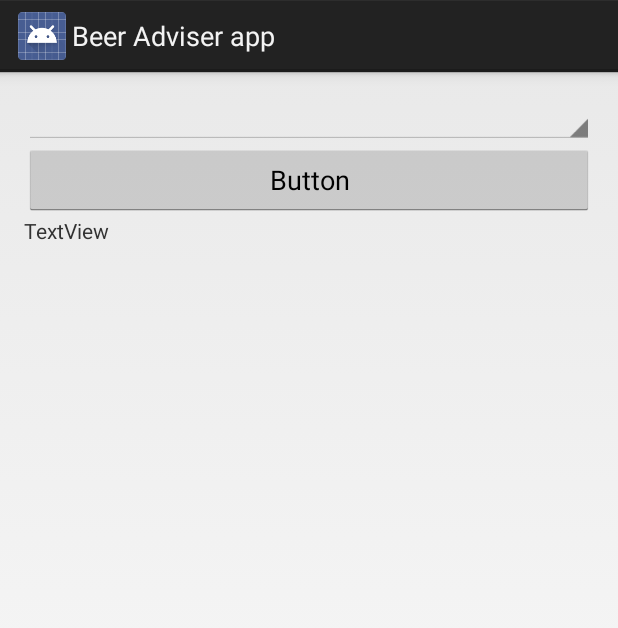
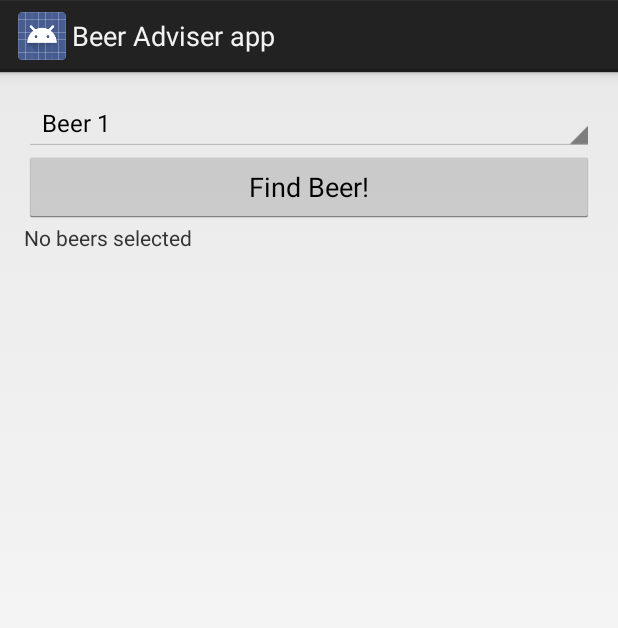
Before and after one commit to vin7974/BeerAdviserapp, an Android app: the screen it shows after launch (FindBeerActivity), on a phone screen of 412 x 824 dp. Shown: the top 628 px of the screen. Run offline under Robolectric (Android 15) with nearby library versions, the phone set to English and light mode, and no system bars.

Commit message:
Spinner and Button

```diff
--- a/app/src/main/java/com/example/vinod/beeradviserapp/FindBeerActivity.java
+++ b/app/src/main/java/com/example/vinod/beeradviserapp/FindBeerActivity.java
@@ -2,6 +2,9 @@ package com.example.vinod.beeradviserapp;
 
 import android.app.Activity;
 import android.os.Bundle;
+import android.view.View;
+import android.widget.Spinner;
+import android.widget.TextView;
 
 public class FindBeerActivity extends Activity {
 
@@ -10,4 +13,11 @@ public class FindBeerActivity extends Activity {
         super.onCreate(savedInstanceState);
         setContentView(R.layout.activity_find_beer);
     }
+    public void onClickFindBeerBtn(View view){
+        TextView brands1 = (TextView) findViewById(R.id.brands);
+        Spinner color = (Spinner) findViewById(R.id.color);
+        String beerType = String.valueOf(color.getSelectedItem());
+        brands1.setText(beerType);
+
+    }
 }
--- a/app/src/main/res/layout/activity_find_beer.xml
+++ b/app/src/main/res/layout/activity_find_beer.xml
@@ -8,19 +8,23 @@
     tools:context="com.example.vinod.beeradviserapp.FindBeerActivity" >
 
     <Spinner
-        android:id="@+id/spinner3"
+        android:id="@+id/color"
         android:layout_width="match_parent"
-        android:layout_height="wrap_content" />
+        android:layout_height="wrap_content"
+        android:entries="@array/beerListArray"
+        />
 
     <Button
         android:id="@+id/button3"
         android:layout_width="match_parent"
         android:layout_height="wrap_content"
-        android:text="Button" />
+        android:text="@string/find_beer"
+        android:onClick="onClickFindBeer"
+        />
 
     <TextView
-        android:id="@+id/textView"
+        android:id="@+id/brands"
         android:layout_width="match_parent"
         android:layout_height="wrap_content"
-        android:text="TextView" />
+        android:text="@string/brands" />
 </LinearLayout>
--- a/app/src/main/res/values/strings.xml
+++ b/app/src/main/res/values/strings.xml
@@ -2,4 +2,11 @@
     <string name="app_name">Beer Adviser app</string>
     <string name="find_beer">Find Beer!</string>
     <string name="brands">No beers selected</string>
+    <string-array name="beerListArray">
+        <item>Beer 1</item>
+        <item>Beer 2</item>
+        <item>Beer 3</item>
+        <item>Beer 4</item>
+    </string-array>
+
 </resources>
```
